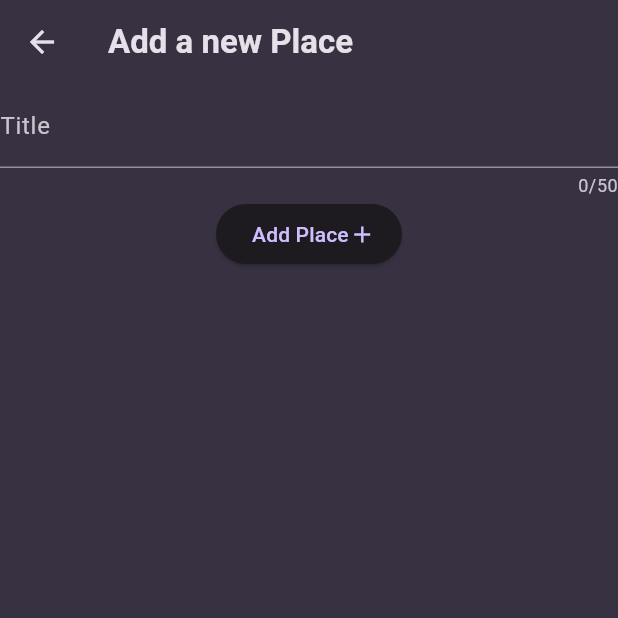
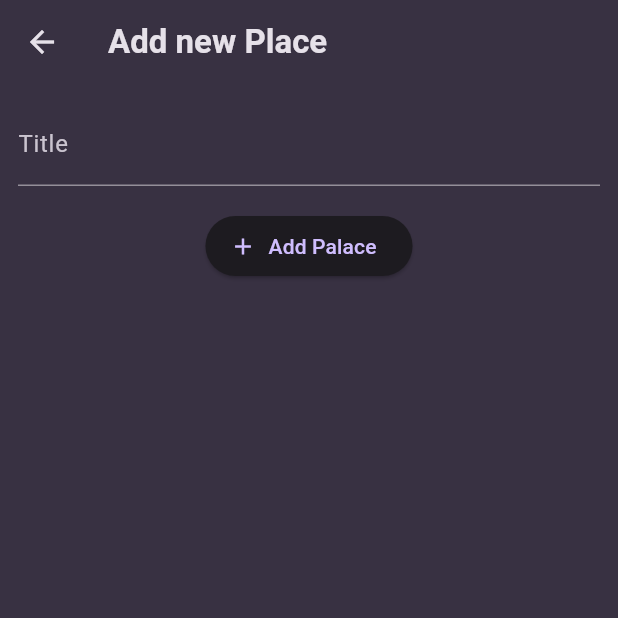
Before and after one commit to jherman1/favorite_places, a Flutter app: the screen it shows after launch, after a tap on the "add" icon, on a phone screen of 412 x 824 dp, the top half of it. Run offline on Flutter 3.47's test engine with Material 3 defaults, Android fonts, the phone set to English and light mode, and no system bars; our stand-ins replace flutter_riverpod, google_fonts.

Commit message:
Solution Refactor from video 240: added screens/add_place.dart to replace my solution with screens/new_place.dart.  I won't remove my file, but just no longer reference it.

```diff
--- /dev/null
+++ b/lib/screens/add_place.dart
@@ -0,0 +1,49 @@
+import 'package:flutter/material.dart';
+
+class AddPlaceScreen extends StatefulWidget {
+  const AddPlaceScreen({super.key});
+
+  @override
+  State<AddPlaceScreen> createState() {
+    return _AddPlaceScreenState();
+  }
+}
+
+class _AddPlaceScreenState extends State<AddPlaceScreen> {
+  final _titleController = TextEditingController();
+
+  @override
+  void dispose() {
+    _titleController.dispose();
+    super.dispose();
+  }
+
+  @override
+  Widget build(BuildContext context) {
+    return Scaffold(
+      appBar: AppBar(
+        title: const Text('Add new Place'),
+      ),
+      body: SingleChildScrollView(
+        padding: const EdgeInsets.all(12),
+        child: Column(
+          children: [
+            TextField(
+              decoration: const InputDecoration(
+                labelText: 'Title',
+              ),
+              controller: _titleController,
+              style: TextStyle(color: Theme.of(context).colorScheme.onSurface),
+            ),
+            const SizedBox(height: 16),
+            ElevatedButton.icon(
+              onPressed: () {},
+              icon: const Icon(Icons.add),
+              label: const Text('Add Palace'),
+            ),
+          ],
+        ),
+      ),
+    );
+  }
+}
--- a/lib/screens/places.dart
+++ b/lib/screens/places.dart
@@ -1,4 +1,5 @@
 import 'package:favorite_places/models/place.dart';
+import 'package:favorite_places/screens/add_place.dart';
 import 'package:favorite_places/screens/new_place.dart';
 import 'package:favorite_places/widgets/places_list.dart';
 import 'package:flutter/material.dart';
@@ -16,7 +17,11 @@ class PlacesScreen extends ConsumerStatefulWidget {
 }
 
 class _PlacesScreenState extends ConsumerState<PlacesScreen> {
-  void _addPlace() async {
+
+  /// Following Solution Video 240, implemented the anonymous function, in build(),
+  /// below to use screens/add_place.dart instead of my self implemented
+  /// screens/new_place.dart which is called in this function.
+  void _addNewPlace() async {
     final newPlace = await Navigator.of(context).push<Place>(
       MaterialPageRoute(
         builder: (ctx) => const NewPlaceScreen(),
@@ -36,7 +41,10 @@ class _PlacesScreenState extends ConsumerState<PlacesScreen> {
         title: const Text('Favorite Places List'),
         actions: [
           IconButton(
-            onPressed: _addPlace,
+            // onPressed: _addNewPlace, ///Removed b/c of explanation above ^^
+            onPressed: () {
+              Navigator.of(context).push(MaterialPageRoute(builder: (ctx) => const AddPlaceScreen()));
+            },
             icon: const Icon(Icons.add),
           )
         ],
```
